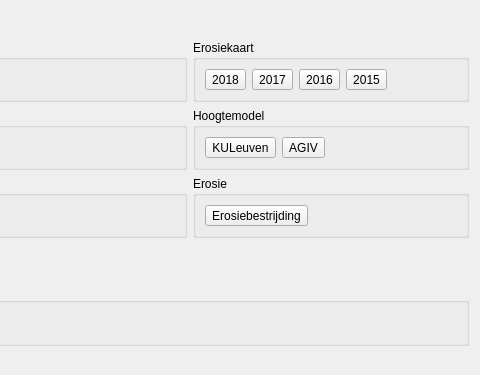
This is ui_mapswitchdialog.ui in DOV-Vlaanderen/erosiebezwaren as Qt 5 draws it before an edit; both pictures show x 228 to 708 and y 0 to 375 of the 708 by 616 pixel window. The edited form follows.
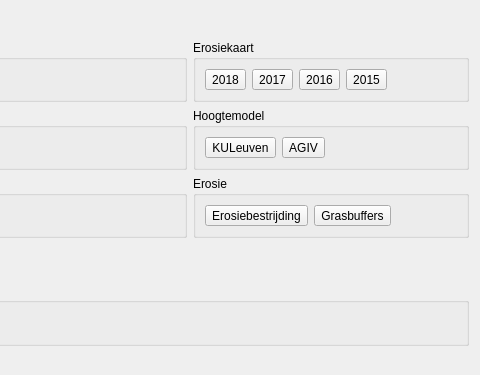
This is the edited form. Icons and pictures are not drawn. Custom widgets are drawn as their Qt base class.

Commit message: Add mapview 'grasbuffers'.

The edit to the form file:
```diff
--- a/ui_mapswitchdialog.ui
+++ b/ui_mapswitchdialog.ui
@@ -407,6 +407,26 @@
           </property>
          </widget>
         </item>
+        <item>
+         <widget class="QToolButton" name="btn_grasbuffers">
+          <property name="text">
+           <string>Grasbuffers</string>
+          </property>
+          <property name="icon">
+           <iconset resource="resources.qrc">
+            <normaloff>:/icons/icons/map.png</normaloff>:/icons/icons/map.png</iconset>
+          </property>
+          <property name="iconSize">
+           <size>
+            <width>64</width>
+            <height>64</height>
+           </size>
+          </property>
+          <property name="toolButtonStyle">
+           <enum>Qt::ToolButtonTextUnderIcon</enum>
+          </property>
+         </widget>
+        </item>
         <item>
          <spacer name="horizontalSpacer_6">
           <property name="orientation">
```
The commit also changes 1 other file.
